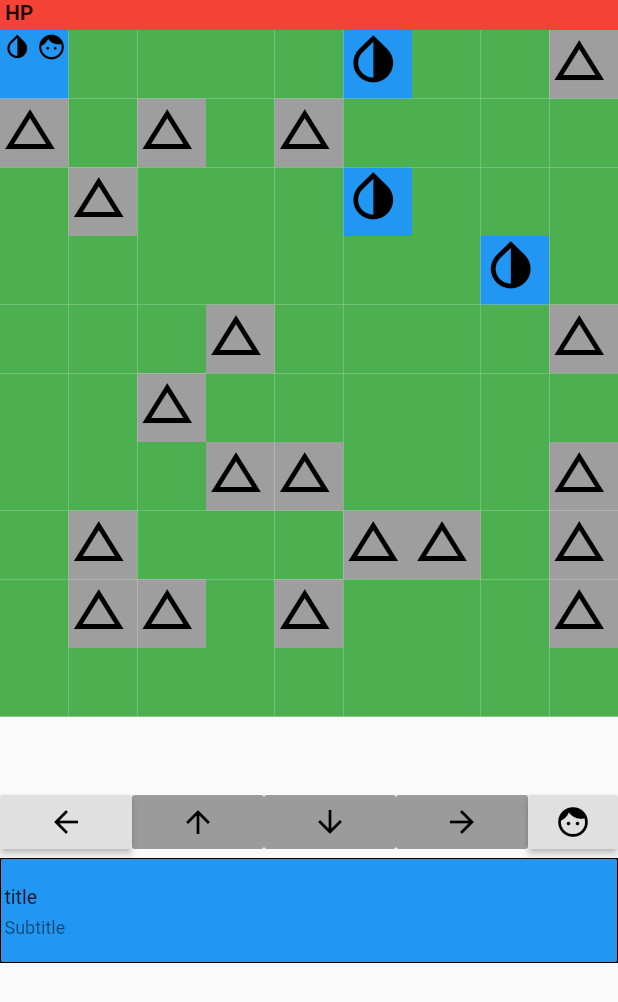
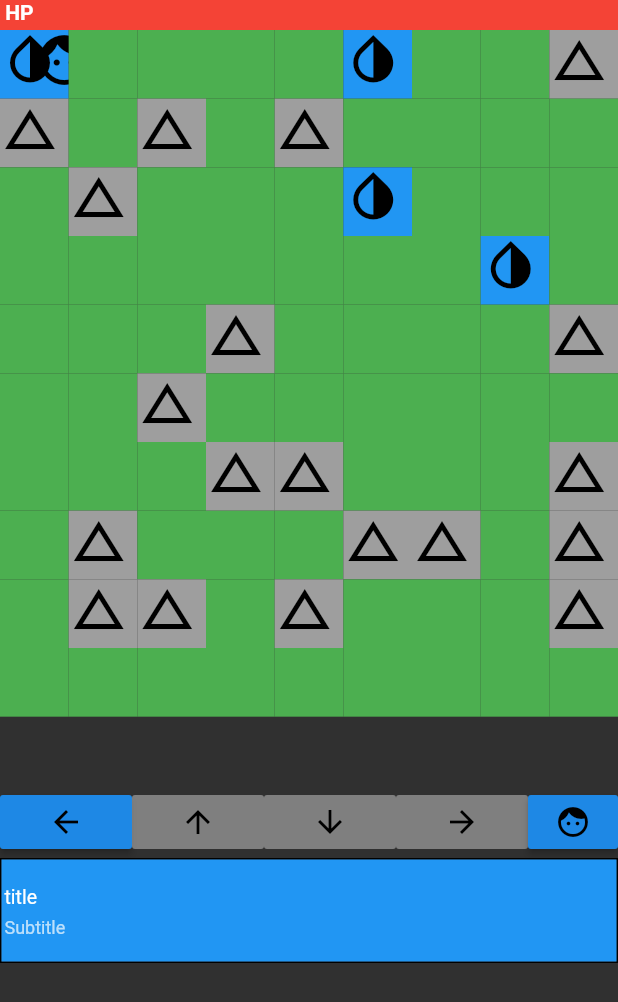
Before and after one commit to crtingram/flutter_rogue_like, a Flutter app: the screen it shows after launch, on a phone screen of 412 x 824 dp. Shown: the top 1002 px of the screen. Run offline on Flutter 3.47's test engine with Material 2 defaults, Android fonts, the phone set to English and light mode, and no system bars.

Commit message:
Fix sizing bug.

```diff
--- a/lib/main.dart
+++ b/lib/main.dart
@@ -10,9 +10,7 @@ class MyApp extends StatelessWidget {
   @override
   Widget build(BuildContext context) {
     return MaterialApp(
-      theme: ThemeData(
-        primarySwatch: Colors.blue,
-      ),
+      theme: ThemeData.dark(),
       home: MyStatefulWidget(),
     );
   }
@@ -84,14 +82,16 @@ class _MyStatefulWidgetState extends State<MyStatefulWidget> {
     num contentsLength = mapTile.contents.length;
 
     double iconSize = contentsLength > 0
-        ? defaultIconSize / (contentsLength + 1)
+        ? defaultIconSize / (contentsLength)
         : defaultIconSize;
 
-    icons.add(Icon(
-      mapTile.iconData,
-      color: mapTile.iconColor,
-      size: iconSize,
-    ));
+    if (mapTile.iconData != null) {
+      icons.add(Icon(
+        mapTile.iconData,
+        color: mapTile.iconColor,
+        size: iconSize,
+      ));
+    }
 
     mapTile.contents.contents.forEach((Entity e) {
       icons.add(Icon(
```
